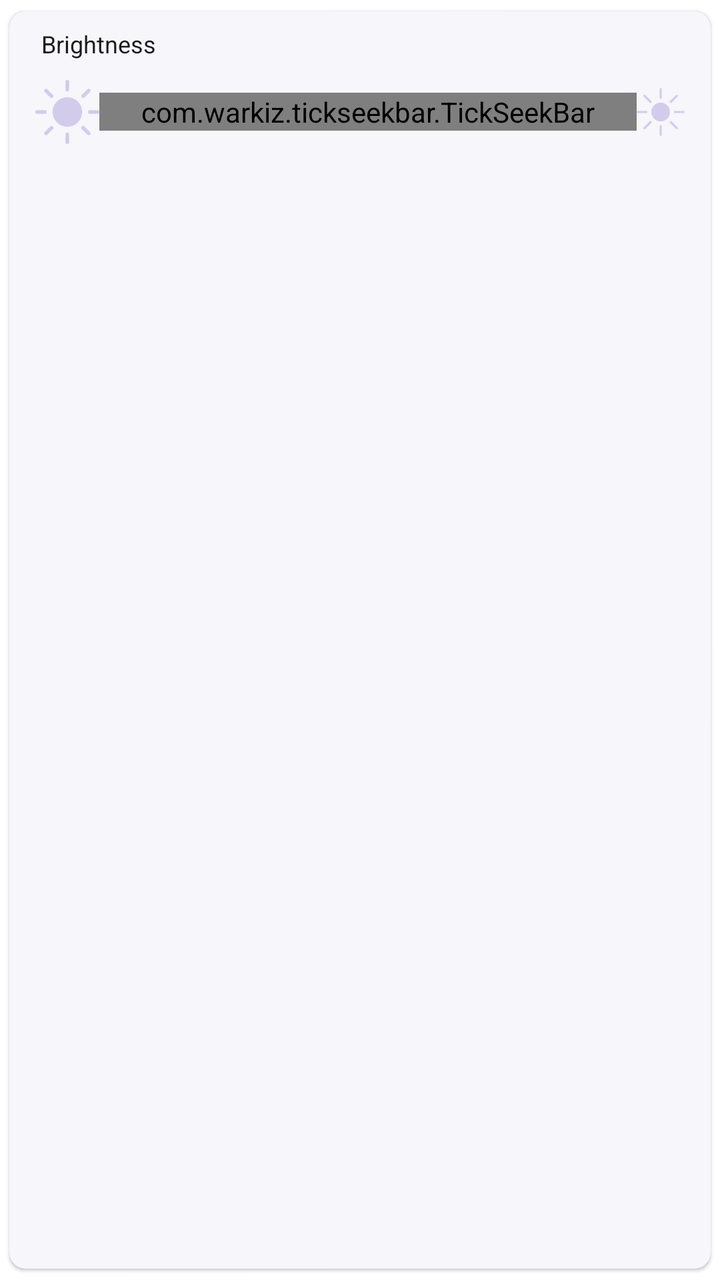
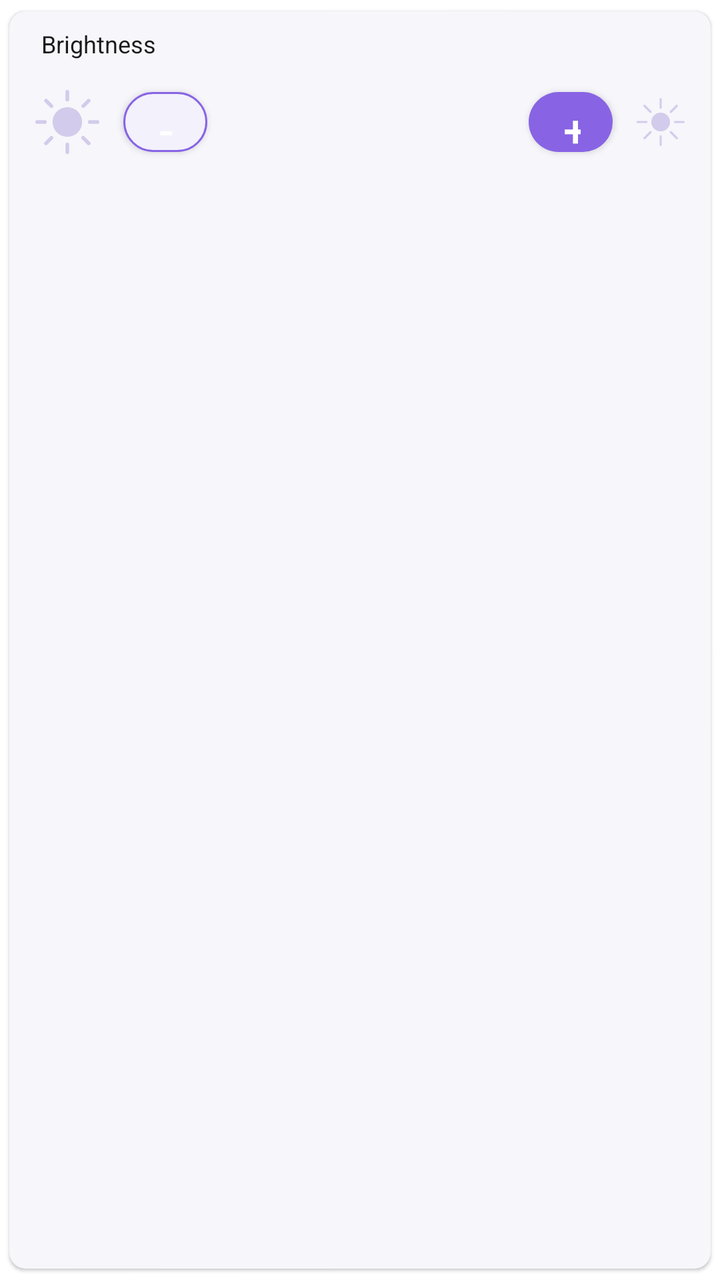

Compare the two renders of this Android layout. The source of the first and the diff that turns it into the second are given below.
<!-- AndroidManifest.xml: application theme AppTheme -->
<!-- res/layout/item_param.xml -->
<?xml version="1.0" encoding="utf-8"?>
<com.google.android.material.card.MaterialCardView xmlns:android="http://schemas.android.com/apk/res/android"
    xmlns:app="http://schemas.android.com/apk/res-auto"
    xmlns:card_view="http://schemas.android.com/apk/res-auto"
    android:layout_width="match_parent"
    android:layout_height="wrap_content"
    android:layout_marginTop="8dp"
    android:layout_marginBottom="8dp"
    card_view:cardBackgroundColor="@color/color_background"
    card_view:cardCornerRadius="8dp"
    card_view:cardElevation="1dp"
    card_view:cardUseCompatPadding="true">

    <RelativeLayout
        android:id="@+id/rl_card_slider"
        android:layout_width="match_parent"
        android:layout_height="wrap_content"
        android:padding="8dp"
        android:visibility="visible">

        <TextView
            android:id="@+id/slider_name"
            android:layout_width="match_parent"
            android:layout_height="wrap_content"
            android:layout_alignParentStart="true"
            android:layout_marginStart="8dp"
            android:text="Brightness"
            android:textColor="@color/colorPrimaryDark"
            android:textSize="12sp" />

        <RelativeLayout
            android:layout_width="match_parent"
            android:layout_height="wrap_content"
            android:layout_below="@id/slider_name"
            android:layout_marginTop="10dp"
            android:layout_marginBottom="10dp">

            <ImageView
                android:id="@+id/iv_slider_start"
                android:layout_width="wrap_content"
                android:layout_height="wrap_content"
                android:layout_alignParentStart="true"
                android:layout_centerVertical="true"
                android:paddingStart="5dp"
                android:src="@drawable/ic_brightness_high"
                android:visibility="visible" />

            <com.warkiz.tickseekbar.TickSeekBar
                android:id="@+id/card_int_slider"
                android:layout_width="match_parent"
                android:layout_height="wrap_content"
                android:layout_centerVertical="true"
                android:layout_toStartOf="@id/iv_slider_end"
                android:layout_toEndOf="@id/iv_slider_start"
                android:visibility="visible"
                app:tsb_progress="100"
                app:tsb_progress_value_float="false"
                app:tsb_seek_smoothly="true"
                app:tsb_show_thumb_text="above"
                app:tsb_show_tick_marks_type="oval"
                app:tsb_show_tick_texts="below"
                app:tsb_thumb_color="@color/colorPrimary"
                app:tsb_thumb_size="23dp"
                app:tsb_thumb_text_color="@color/colorPrimaryDark"
                app:tsb_tick_marks_color="@color/colorAccent"
                app:tsb_tick_marks_ends_hide="true"
                app:tsb_tick_marks_size="10dp"
                app:tsb_tick_texts_color="@color/colorPrimaryDark"
                app:tsb_tick_texts_size="12sp"
                app:tsb_ticks_count="2"
                app:tsb_track_background_color="@color/colorAccent"
                app:tsb_track_background_size="2dp"
                app:tsb_track_progress_color="@color/colorPrimary"
                app:tsb_track_progress_size="3dp" />

            <com.warkiz.tickseekbar.TickSeekBar
                android:id="@+id/card_float_slider"
                android:layout_width="match_parent"
                android:layout_height="wrap_content"
                android:layout_centerVertical="true"
                android:layout_toStartOf="@id/iv_slider_end"
                android:layout_toEndOf="@id/iv_slider_start"
                android:visibility="visible"
                app:tsb_progress_value_float="true"
                app:tsb_seek_smoothly="true"
                app:tsb_show_thumb_text="above"
                app:tsb_show_tick_marks_type="oval"
                app:tsb_show_tick_texts="below"
                app:tsb_thumb_color="@color/colorPrimary"
                app:tsb_thumb_size="23dp"
                app:tsb_thumb_text_color="@color/colorPrimaryDark"
                app:tsb_tick_marks_color="@color/colorAccent"
                app:tsb_tick_marks_ends_hide="true"
                app:tsb_tick_marks_size="10dp"
                app:tsb_tick_texts_color="@color/colorPrimaryDark"
                app:tsb_tick_texts_size="12sp"
                app:tsb_ticks_count="2"
                app:tsb_track_background_color="@color/colorAccent"
                app:tsb_track_background_size="2dp"
                app:tsb_track_progress_color="@color/colorPrimary"
                app:tsb_track_progress_size="3dp" />

            <ImageView
                android:id="@+id/iv_slider_end"
                android:layout_width="wrap_content"
                android:layout_height="wrap_content"
                android:layout_alignParentEnd="true"
                android:layout_centerVertical="true"
                android:paddingEnd="5dp"
                android:src="@drawable/ic_brightness_low"
                android:visibility="visible" />

        </RelativeLayout>

    </RelativeLayout>

    <RelativeLayout
        android:id="@+id/rl_card_palette"
        android:layout_width="match_parent"
        android:layout_height="wrap_content"
        android:padding="8dp"
        android:visibility="gone">

        <LinearLayout
            android:layout_width="wrap_content"
            android:layout_height="wrap_content"
            android:orientation="vertical">

            <TextView
                android:id="@+id/palette_name"
                android:layout_width="match_parent"
                android:layout_height="wrap_content"
                android:layout_alignParentStart="true"
                android:layout_marginStart="8dp"
                android:text="Brightness"
                android:textColor="@color/colorPrimaryDark"
                android:textSize="12sp" />

            <com.espressif.ui.widgets.PaletteBar
                android:id="@+id/rl_palette"
                android:layout_width="match_parent"
                android:layout_height="25pt"
                android:layout_margin="5dp" />
        </LinearLayout>
    </RelativeLayout>

    <RelativeLayout
        android:id="@+id/rl_card_switch"
        android:layout_width="match_parent"
        android:layout_height="wrap_content"
        android:padding="8dp"
        android:visibility="gone">

        <LinearLayout
            android:layout_width="wrap_content"
            android:layout_height="wrap_content"
            android:layout_alignParentStart="true"
            android:layout_centerVertical="true"
            android:layout_marginStart="8dp"
            android:layout_toLeftOf="@id/card_switch"
            android:orientation="vertical">

            <TextView
                android:id="@+id/switch_name"
                android:layout_width="wrap_content"
                android:layout_height="wrap_content"
                android:alpha="0.5"
                android:text="Title"
                android:textColor="@color/colorPrimaryDark"
                android:textSize="12sp" />

            <TextView
                android:id="@+id/tv_switch_status"
                android:layout_width="wrap_content"
                android:layout_height="wrap_content"
                android:layout_marginTop="2dp"
                android:text="@string/text_on"
                android:textColor="@color/colorPrimaryDark"
                android:textSize="16sp" />

        </LinearLayout>

        <androidx.appcompat.widget.SwitchCompat
            android:id="@+id/card_switch"
            android:layout_width="wrap_content"
            android:layout_height="wrap_content"
            android:layout_alignParentEnd="true"
            android:layout_centerVertical="true"
            android:paddingEnd="8dp"
            android:theme="@style/AppTheme.PurpleAccent" />

    </RelativeLayout>

    <RelativeLayout
        android:id="@+id/rl_card_trigger"
        android:layout_width="match_parent"
        android:layout_height="wrap_content"
        android:padding="8dp"
        android:visibility="gone">

        <LinearLayout
            android:layout_width="wrap_content"
            android:layout_height="wrap_content"
            android:layout_alignParentStart="true"
            android:layout_centerVertical="true"
            android:layout_marginStart="8dp"
            android:layout_toLeftOf="@id/btn_trigger"
            android:orientation="vertical">

            <TextView
                android:id="@+id/tv_trigger_name"
                android:layout_width="wrap_content"
                android:layout_height="wrap_content"
                android:text="Title"
                android:textColor="@color/colorPrimaryDark"
                android:textSize="12sp" />

        </LinearLayout>

        <com.aar.tapholdupbutton.TapHoldUpButton
            android:id="@+id/btn_trigger"
            android:layout_width="35dp"
            android:layout_height="35dp"
            android:layout_alignParentEnd="true"
            android:layout_centerVertical="true"
            android:paddingEnd="8dp"
            app:thub_circleColor="@color/colorPrimary"
            app:thub_circleColorOhHold="@color/colorAccent"
            app:thub_circleGap="3dp"
            app:thub_ringColor="@color/colorPrimary"
            app:thub_ringStrokeWidth="2dp" />

    </RelativeLayout>

    <RelativeLayout
        android:id="@+id/rl_card_label"
        android:layout_width="match_parent"
        android:layout_height="wrap_content"
        android:padding="8dp"
        android:visibility="gone">

        <LinearLayout
            android:layout_width="wrap_content"
            android:layout_height="wrap_content"
            android:layout_alignParentStart="true"
            android:layout_centerVertical="true"
            android:layout_marginStart="8dp"
            android:layout_toLeftOf="@id/btn_edit"
            android:orientation="vertical">

            <TextView
                android:id="@+id/tv_label_name"
                android:layout_width="wrap_content"
                android:layout_height="wrap_content"
                android:alpha="0.5"
                android:text="Device Name"
                android:textColor="@color/colorPrimaryDark"
                android:textSize="12sp" />

            <TextView
                android:id="@+id/tv_label_value"
                android:layout_width="wrap_content"
                android:layout_height="wrap_content"
                android:layout_marginTop="2dp"
                android:text="Smart Light"
                android:textColor="@color/colorPrimaryDark"
                android:textSize="16sp" />

        </LinearLayout>

        <TextView
            android:id="@+id/btn_edit"
            android:layout_width="wrap_content"
            android:layout_height="wrap_content"
            android:layout_alignParentEnd="true"
            android:layout_centerVertical="true"
            android:layout_marginEnd="8dp"
            android:padding="8dp"
            android:text="@string/btn_edit"
            android:textColor="@color/colorPrimary"
            android:textSize="12sp"
            android:visibility="visible" />

        <androidx.core.widget.ContentLoadingProgressBar
            android:id="@+id/progress_indicator"
            style="?android:attr/progressBarStyle"
            android:layout_width="25dp"
            android:layout_height="25dp"
            android:layout_alignParentEnd="true"
            android:layout_centerVertical="true"
            android:layout_marginEnd="16dp"
            android:visibility="gone" />

    </RelativeLayout>

    <RelativeLayout
        android:id="@+id/rl_card_drop_down"
        android:layout_width="match_parent"
        android:layout_height="wrap_content"
        android:padding="8dp"
        android:visibility="gone">

        <LinearLayout
            android:layout_width="wrap_content"
            android:layout_height="wrap_content"
            android:layout_alignParentStart="true"
            android:layout_centerVertical="true"
            android:layout_marginStart="8dp"
            android:layout_toLeftOf="@id/card_spinner"
            android:orientation="vertical">

            <TextView
                android:id="@+id/tv_spinner_name"
                android:layout_width="wrap_content"
                android:layout_height="wrap_content"
                android:alpha="0.5"
                android:textColor="@color/colorPrimaryDark"
                android:textSize="12sp" />

            <TextView
                android:id="@+id/tv_spinner_value"
                android:layout_width="wrap_content"
                android:layout_height="wrap_content"
                android:layout_marginTop="2dp"
                android:maxLines="2"
                android:textColor="@color/colorPrimaryDark"
                android:textSize="16sp" />

        </LinearLayout>

        <com.espressif.ui.widgets.EspDropDown
            android:id="@+id/card_spinner"
            android:layout_width="wrap_content"
            android:layout_height="wrap_content"
            android:layout_alignParentEnd="true"
            android:layout_centerVertical="true"
            android:gravity="end"
            android:paddingEnd="8dp"
            android:textAlignment="gravity" />

        <androidx.core.widget.ContentLoadingProgressBar
            android:id="@+id/progress_indicator_spinner"
            style="?android:attr/progressBarStyle"
            android:layout_width="25dp"
            android:layout_height="25dp"
            android:layout_alignParentEnd="true"
            android:layout_centerVertical="true"
            android:layout_marginEnd="16dp"
            android:visibility="gone" />

    </RelativeLayout>

</com.google.android.material.card.MaterialCardView>
<!-- resources referenced by this layout -->
<resources>
  <color name="colorAccent">#8181a8</color>
  <color name="colorPrimary">#8864e4</color>
  <color name="colorPrimaryDark">#1a1a1a</color>
  <color name="color_background">#f6f6fb</color>
  <!-- drawable ic_brightness_low (drawable) -->
  <vector xmlns:android="http://schemas.android.com/apk/res/android"
      android:width="24dp"
      android:height="24dp"
      android:alpha="0.9"
      android:viewportWidth="67.66"
      android:viewportHeight="67.66">
      <path
          android:fillColor="#d0c7e9"
          android:pathData="M33.83,33.83m-13.21,0a13.21,13.21 0,1 1,26.42 0a13.21,13.21 0,1 1,-26.42 0" />
      <path
          android:fillColor="#d0c7e9"
          android:pathData="M33.83,15.17a1.5,1.5 0,0 1,-1.5 -1.5L32.33,1.5a1.5,1.5 0,0 1,3 0v12.17A1.5,1.5 0,0 1,33.83 15.17Z" />
      <path
          android:fillColor="#d0c7e9"
          android:pathData="M33.83,67.66a1.5,1.5 0,0 1,-1.5 -1.5L32.33,53.99a1.5,1.5 0,0 1,3 0v12.17A1.5,1.5 0,0 1,33.83 67.66Z" />
      <path
          android:fillColor="#d0c7e9"
          android:pathData="M66.16,35.33L53.99,35.33a1.5,1.5 0,1 1,0 -3h12.17a1.5,1.5 0,0 1,0 3Z" />
      <path
          android:fillColor="#d0c7e9"
          android:pathData="M13.67,35.33L1.5,35.33a1.5,1.5 0,0 1,0 -3h12.17a1.5,1.5 0,1 1,0 3Z" />
      <path
          android:fillColor="#d0c7e9"
          android:pathData="M56.69,58.19a1.508,1.508 0,0 1,-1.06 -0.44l-8.61,-8.61a1.5,1.5 0,0 1,2.12 -2.12l8.61,8.61a1.491,1.491 0,0 1,0 2.12A1.451,1.451 0,0 1,56.69 58.19Z" />
      <path
          android:fillColor="#d0c7e9"
          android:pathData="M19.58,21.08a1.508,1.508 0,0 1,-1.06 -0.44l-8.61,-8.61a1.5,1.5 0,1 1,2.12 -2.12l8.61,8.61a1.491,1.491 0,0 1,0 2.12A1.526,1.526 0,0 1,19.58 21.08Z" />
      <path
          android:fillColor="#d0c7e9"
          android:pathData="M10.97,58.19a1.508,1.508 0,0 1,-1.06 -0.44,1.491 1.491,0 0,1 0,-2.12l8.61,-8.61a1.5,1.5 0,0 1,2.12 2.12l-8.61,8.61A1.467,1.467 0,0 1,10.97 58.19Z" />
      <path
          android:fillColor="#d0c7e9"
          android:pathData="M48.07,21.09a1.508,1.508 0,0 1,-1.06 -0.44,1.491 1.491,0 0,1 0,-2.12l8.62,-8.62a1.5,1.5 0,0 1,2.12 2.12l-8.62,8.62A1.491,1.491 0,0 1,48.07 21.09Z" />
  </vector>
  <string name="btn_edit">Edit</string>
  <string name="text_on">ON</string>
  <style name="AppTheme.PurpleAccent">
          <item name="colorAccent">@color/colorPrimary</item> 
      </style>
  <style name="AppTheme" parent="Theme.MaterialComponents.Light.DarkActionBar">
  
          <item name="colorPrimary">@color/colorPrimary</item>
          <item name="colorPrimaryDark">@color/colorPrimaryDark</item>
          <item name="colorAccent">@color/colorAccent</item>
  
      </style>
  <!-- unchanged entries left out for length: 1 -->
</resources>

<!-- the commit's change to res/layout/item_param.xml (unified diff, before → after) -->
@@ -28,89 +28,66 @@
             android:textColor="@color/colorPrimaryDark"
             android:textSize="12sp" />
 
-        <RelativeLayout
+        <LinearLayout
             android:layout_width="match_parent"
             android:layout_height="wrap_content"
             android:layout_below="@id/slider_name"
             android:layout_marginTop="10dp"
-            android:layout_marginBottom="10dp">
+            android:layout_marginBottom="10dp"
+            android:gravity="center_vertical"
+            android:orientation="horizontal">
 
             <ImageView
                 android:id="@+id/iv_slider_start"
                 android:layout_width="wrap_content"
                 android:layout_height="wrap_content"
-                android:layout_alignParentStart="true"
-                android:layout_centerVertical="true"
                 android:paddingStart="5dp"
                 android:src="@drawable/ic_brightness_high"
                 android:visibility="visible" />
 
-            <com.warkiz.tickseekbar.TickSeekBar
-                android:id="@+id/card_int_slider"
-                android:layout_width="match_parent"
-                android:layout_height="wrap_content"
-                android:layout_centerVertical="true"
-                android:layout_toStartOf="@id/iv_slider_end"
-                android:layout_toEndOf="@id/iv_slider_start"
-                android:visibility="visible"
-                app:tsb_progress="100"
-                app:tsb_progress_value_float="false"
-                app:tsb_seek_smoothly="true"
-                app:tsb_show_thumb_text="above"
-                app:tsb_show_tick_marks_type="oval"
-                app:tsb_show_tick_texts="below"
-                app:tsb_thumb_color="@color/colorPrimary"
-                app:tsb_thumb_size="23dp"
-                app:tsb_thumb_text_color="@color/colorPrimaryDark"
-                app:tsb_tick_marks_color="@color/colorAccent"
-                app:tsb_tick_marks_ends_hide="true"
-                app:tsb_tick_marks_size="10dp"
-                app:tsb_tick_texts_color="@color/colorPrimaryDark"
-                app:tsb_tick_texts_size="12sp"
-                app:tsb_ticks_count="2"
-                app:tsb_track_background_color="@color/colorAccent"
-                app:tsb_track_background_size="2dp"
-                app:tsb_track_progress_color="@color/colorPrimary"
-                app:tsb_track_progress_size="3dp" />
-
-            <com.warkiz.tickseekbar.TickSeekBar
-                android:id="@+id/card_float_slider"
-                android:layout_width="match_parent"
-                android:layout_height="wrap_content"
-                android:layout_centerVertical="true"
-                android:layout_toStartOf="@id/iv_slider_end"
-                android:layout_toEndOf="@id/iv_slider_start"
-                android:visibility="visible"
-                app:tsb_progress_value_float="true"
-                app:tsb_seek_smoothly="true"
-                app:tsb_show_thumb_text="above"
-                app:tsb_show_tick_marks_type="oval"
-                app:tsb_show_tick_texts="below"
-                app:tsb_thumb_color="@color/colorPrimary"
-                app:tsb_thumb_size="23dp"
-                app:tsb_thumb_text_color="@color/colorPrimaryDark"
-                app:tsb_tick_marks_color="@color/colorAccent"
-                app:tsb_tick_marks_ends_hide="true"
-                app:tsb_tick_marks_size="10dp"
-                app:tsb_tick_texts_color="@color/colorPrimaryDark"
-                app:tsb_tick_texts_size="12sp"
-                app:tsb_ticks_count="2"
-                app:tsb_track_background_color="@color/colorAccent"
-                app:tsb_track_background_size="2dp"
-                app:tsb_track_progress_color="@color/colorPrimary"
-                app:tsb_track_progress_size="3dp" />
+            <com.google.android.material.button.MaterialButton
+                android:id="@+id/btn_param_decrease"
+                android:layout_width="42dp"
+                android:layout_height="42dp"
+                android:layout_marginStart="12dp"
+                android:contentDescription="Decrease value"
+                android:text="-"
+                android:textSize="22sp"
+                app:backgroundTint="@color/color_border"
+                app:cornerRadius="21dp"
+                app:strokeColor="@color/colorPrimary"
+                app:strokeWidth="1dp" />
+
+            <TextView
+                android:id="@+id/tv_param_value"
+                android:layout_width="0dp"
+                android:layout_height="wrap_content"
+                android:layout_weight="1"
+                android:gravity="center"
+                android:textColor="@color/colorPrimaryDark"
+                android:textSize="20sp"
+                android:textStyle="bold" />
+
+            <com.google.android.material.button.MaterialButton
+                android:id="@+id/btn_param_increase"
+                android:layout_width="42dp"
+                android:layout_height="42dp"
+                android:layout_marginEnd="12dp"
+                android:contentDescription="Increase value"
+                android:text="+"
+                android:textSize="22sp"
+                app:backgroundTint="@color/colorPrimary"
+                app:cornerRadius="21dp" />
 
             <ImageView
                 android:id="@+id/iv_slider_end"
                 android:layout_width="wrap_content"
                 android:layout_height="wrap_content"
-                android:layout_alignParentEnd="true"
-                android:layout_centerVertical="true"
                 android:paddingEnd="5dp"
                 android:src="@drawable/ic_brightness_low"
                 android:visibility="visible" />
 
-        </RelativeLayout>
+        </LinearLayout>
 
     </RelativeLayout>
 
<!-- resource entries referenced after the edit -->
@@ -4,6 +4,7 @@
   <color name="colorPrimary">#8864e4</color>
   <color name="colorPrimaryDark">#1a1a1a</color>
   <color name="color_background">#f6f6fb</color>
+  <color name="color_border">#f2f1fc</color>
   <!-- drawable ic_brightness_low (drawable) -->
   <vector xmlns:android="http://schemas.android.com/apk/res/android"
       android:width="24dp"
